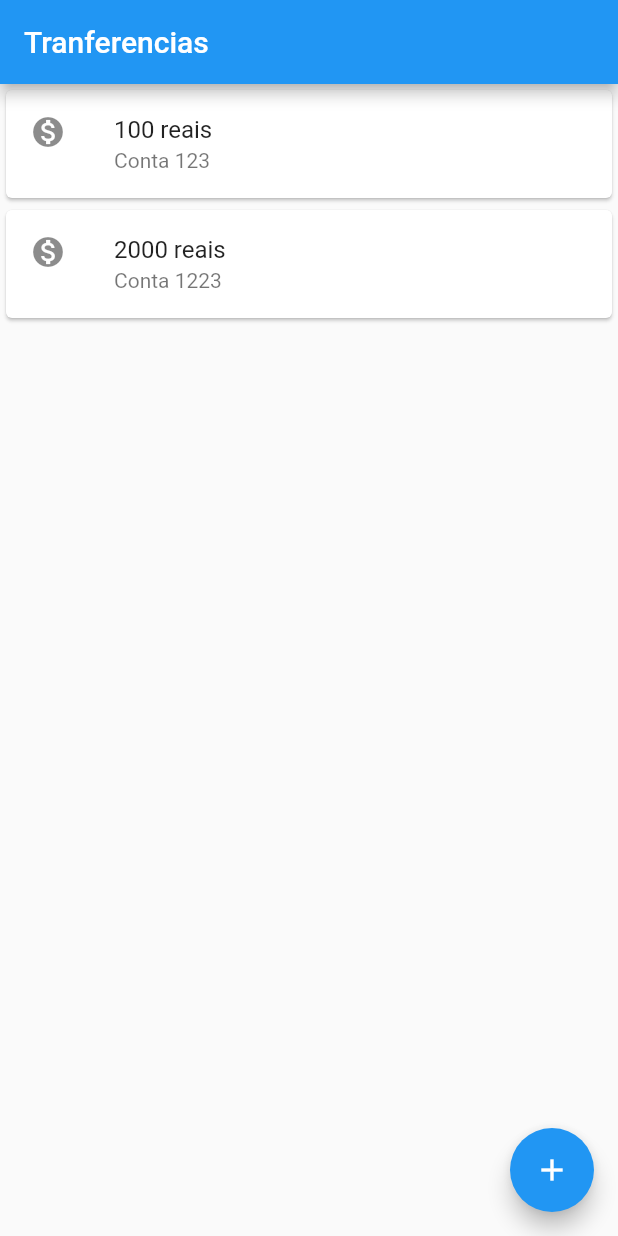
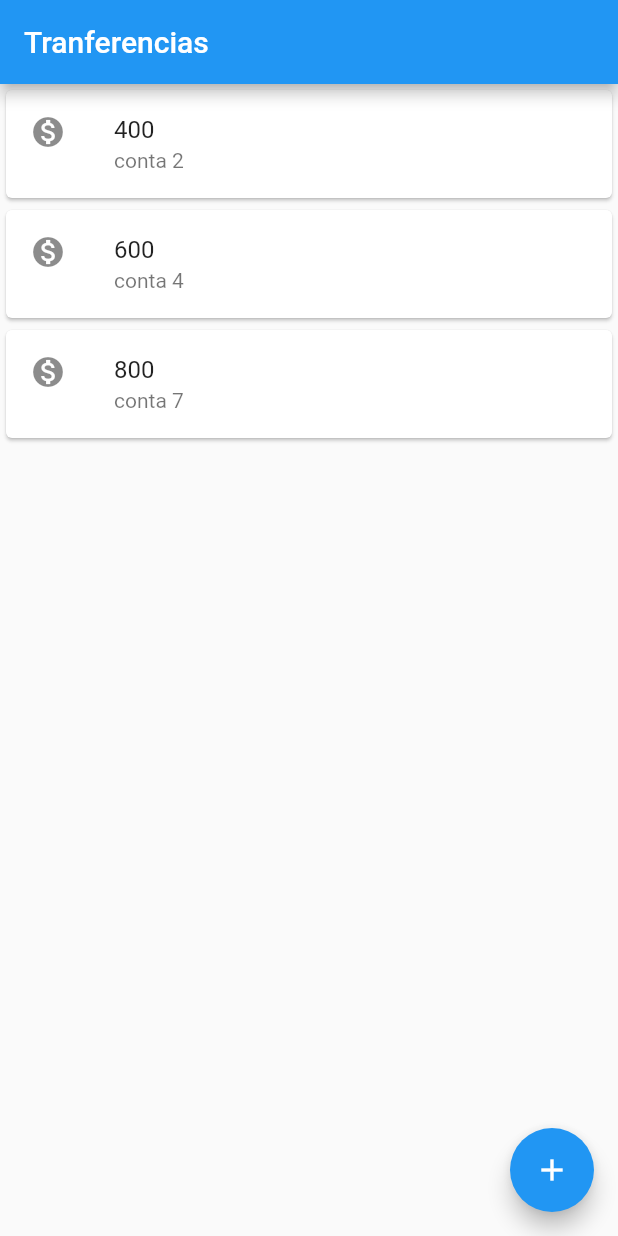
Before and after one commit to juan-20/Flutter-Primeiro-App, a Flutter app: the screen it shows after launch, on a phone screen of 412 x 824 dp. Run offline on Flutter 3.47's test engine with Material 2 defaults, Android fonts, the phone set to English and light mode, and no system bars.

Commit message:
refatorando e componentizando

```diff
--- a/lib/main.dart
+++ b/lib/main.dart
@@ -1,7 +1,8 @@
 import 'package:flutter/material.dart';
 
-void main() => runApp(MaterialApp(
-      home: Scaffold(
+void main() => runApp(
+      MaterialApp(
+        home: Scaffold(
           // barra
           appBar: AppBar(
             title: Text('Tranferencias'),
@@ -9,24 +10,45 @@ void main() => runApp(MaterialApp(
           // botão voador
           floatingActionButton: FloatingActionButton(
             // icone
+            onPressed: () {},
             child: Icon(Icons.add),
           ),
 
           // parte branca do corpo
-          body: Column(
-            children: <Widget>[
-              Card(
-                  child: ListTile(
-                leading: Icon(Icons.monetization_on),
-                title: Text('100 reais'),
-                subtitle: Text('Conta 123'),
-              )),
-              Card(
-                  child: ListTile(
-                leading: Icon(Icons.monetization_on),
-                title: Text('2000 reais'),
-                subtitle: Text('Conta 1223'),
-              )),
-            ],
-          )),
+          body: ListaTranferencias(),
+        ),
+      ),
+    );
+
+// retorna um front padrão
+class ListaTranferencias extends StatelessWidget {
+  @override
+  Widget build(BuildContext context) {
+    // TODO: implement build
+    return Column(
+      children: <Widget>[
+        ItemTransferencia('400', 'conta 2'),
+        ItemTransferencia('600', 'conta 4'),
+        ItemTransferencia('800', 'conta 7'),
+      ],
+    );
+  }
+}
+
+class ItemTransferencia extends StatelessWidget {
+  final String valor;
+  final String numeroconta;
+
+  ItemTransferencia(this.valor, this.numeroconta);
+
+  @override
+  Widget build(BuildContext context) {
+    // TODO: implement build
+    return Card(
+        child: ListTile(
+      leading: Icon(Icons.monetization_on),
+      title: Text(valor),
+      subtitle: Text(numeroconta),
     ));
+  }
+}
```
